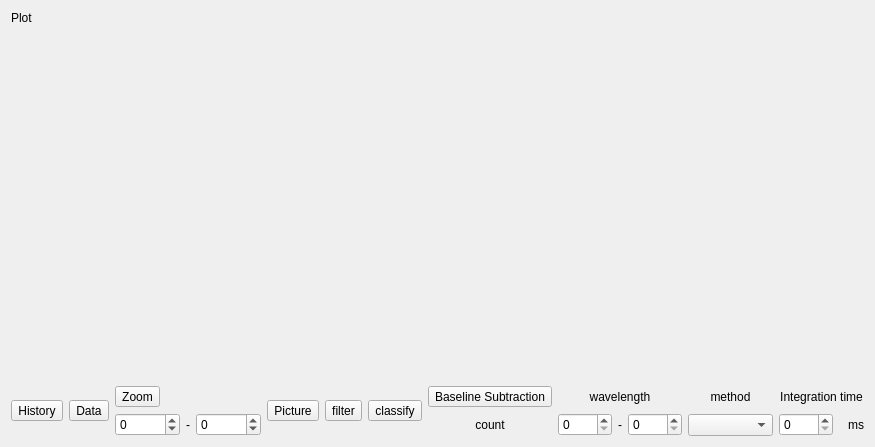
Above: src/FormPlot/formplot.ui from MRsoymilk/Helianthus before the change. Below: the same form after it.
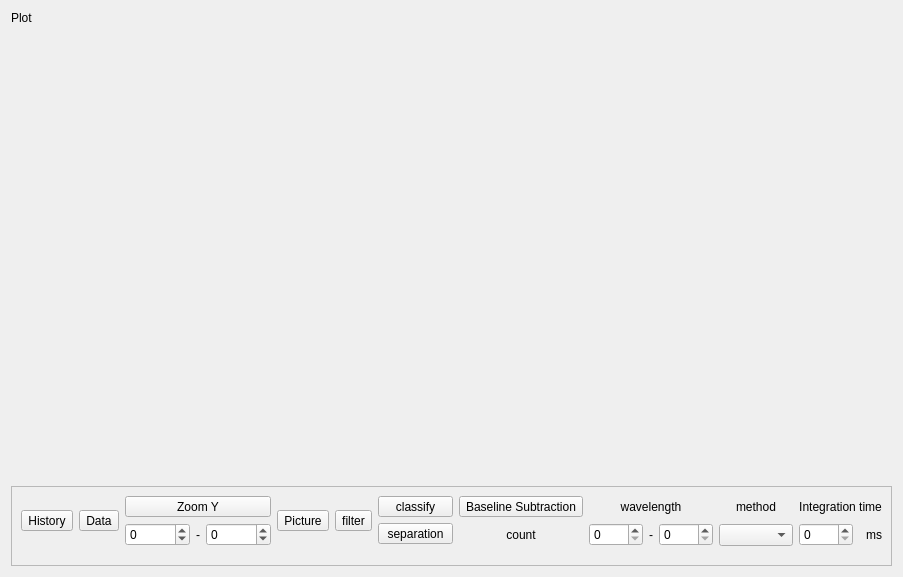
That is the form after the change.

Commit message: add separation of salt and sugar

```diff
--- a/src/FormPlot/formplot.ui
+++ b/src/FormPlot/formplot.ui
@@ -6,14 +6,14 @@
    <rect>
     <x>0</x>
     <y>0</y>
-    <width>875</width>
-    <height>447</height>
+    <width>903</width>
+    <height>577</height>
    </rect>
   </property>
   <property name="windowTitle">
    <string>Plot</string>
   </property>
-  <layout class="QGridLayout" name="gridLayout">
+  <layout class="QGridLayout" name="gridLayout" rowstretch="0,0,0">
    <item row="0" column="0">
     <widget class="QLabel" name="label">
      <property name="sizePolicy">
@@ -27,11 +27,36 @@
      </property>
     </widget>
    </item>
-   <item row="1" column="0">
-    <widget class="QStackedWidget" name="stackedWidget"/>
-   </item>
    <item row="2" column="0">
-    <layout class="QHBoxLayout" name="horizontalLayout">
+    <widget class="QScrollArea" name="scrollArea">
+     <property name="sizePolicy">
+      <sizepolicy hsizetype="Expanding" vsizetype="Preferred">
+       <horstretch>0</horstretch>
+       <verstretch>0</verstretch>
+      </sizepolicy>
+     </property>
+     <property name="verticalScrollBarPolicy">
+      <enum>Qt::ScrollBarPolicy::ScrollBarAlwaysOff</enum>
+     </property>
+     <property name="sizeAdjustPolicy">
+      <enum>QAbstractScrollArea::SizeAdjustPolicy::AdjustToContents</enum>
+     </property>
+     <property name="widgetResizable">
+      <bool>true</bool>
+     </property>
+     <widget class="QWidget" name="scrollAreaWidgetContents_2">
+      <property name="geometry">
+       <rect>
+        <x>0</x>
+        <y>0</y>
+        <width>942</width>
+        <height>85</height>
+       </rect>
+      </property>
+      <layout class="QHBoxLayout" name="horizontalLayout_3">
+       <property name="bottomMargin">
+        <number>19</number>
+       </property>
      <item>
       <widget class="QToolButton" name="tBtnHistory">
        <property name="text">
@@ -50,8 +75,14 @@
       <layout class="QVBoxLayout" name="verticalLayout_2">
        <item>
         <widget class="QToolButton" name="tBtnZoom">
+           <property name="sizePolicy">
+            <sizepolicy hsizetype="Preferred" vsizetype="Fixed">
+             <horstretch>0</horstretch>
+             <verstretch>0</verstretch>
+            </sizepolicy>
+           </property>
          <property name="text">
-          <string>Zoom</string>
+            <string>Zoom Y</string>
          </property>
         </widget>
        </item>
@@ -103,16 +134,45 @@
       </widget>
      </item>
      <item>
+        <layout class="QVBoxLayout" name="verticalLayout_3">
+         <item>
       <widget class="QToolButton" name="tBtnClassify">
+           <property name="sizePolicy">
+            <sizepolicy hsizetype="Preferred" vsizetype="Fixed">
+             <horstretch>0</horstretch>
+             <verstretch>0</verstretch>
+            </sizepolicy>
+           </property>
        <property name="text">
         <string>classify</string>
        </property>
       </widget>
      </item>
      <item>
+          <widget class="QToolButton" name="tBtnSeparation">
+           <property name="sizePolicy">
+            <sizepolicy hsizetype="Preferred" vsizetype="Fixed">
+             <horstretch>0</horstretch>
+             <verstretch>0</verstretch>
+            </sizepolicy>
+           </property>
+           <property name="text">
+            <string>separation</string>
+           </property>
+          </widget>
+         </item>
+        </layout>
+       </item>
+       <item>
       <layout class="QVBoxLayout" name="verticalLayout">
        <item>
         <widget class="QToolButton" name="tBtnBaselineSubtraction">
+           <property name="sizePolicy">
+            <sizepolicy hsizetype="Preferred" vsizetype="Fixed">
+             <horstretch>0</horstretch>
+             <verstretch>0</verstretch>
+            </sizepolicy>
+           </property>
          <property name="text">
           <string>Baseline Subtraction</string>
          </property>
@@ -225,6 +285,11 @@
       </layout>
      </item>
     </layout>
+     </widget>
+    </widget>
+   </item>
+   <item row="1" column="0">
+    <widget class="QStackedWidget" name="stackedWidget"/>
    </item>
   </layout>
  </widget>
```
Left out of the diff: 6 changed lines with no effect on the pictures. Lines whose indentation alone changed are shown as unchanged. The commit also changes 10 other files.
